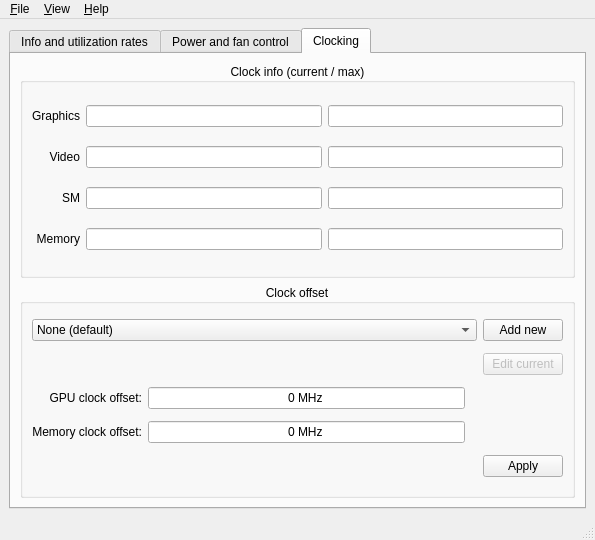
This is ui/mainwindow.ui in AlexandrAlexeev7119/NvCtrl-linux as Qt 5 draws it before an edit. The edited form follows.
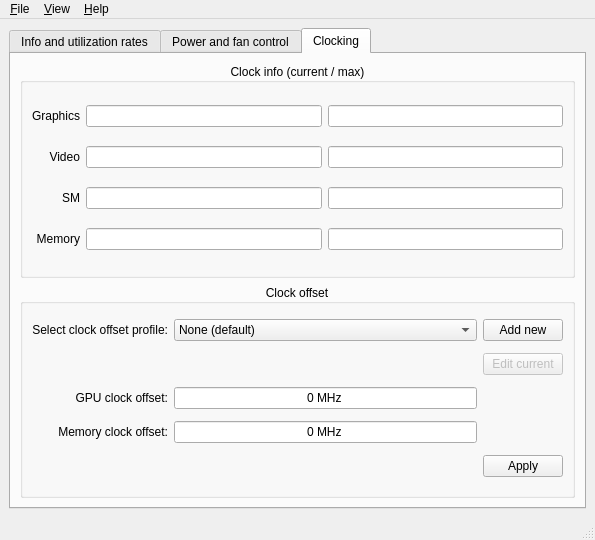
This is the edited form. The open tabs and pages were chosen to show the change. Icons and pictures are not drawn.

Commit message: update: change max clock when applying offsets

The edit to the form file:
```diff
--- a/ui/mainwindow.ui
+++ b/ui/mainwindow.ui
@@ -738,7 +738,111 @@
         <string>Clocking</string>
        </attribute>
        <layout class="QGridLayout" name="gridLayout_9">
-        <item row="0" column="0" colspan="3">
+        <item row="1" column="1" colspan="3">
+         <widget class="QGroupBox" name="groupBox">
+          <property name="title">
+           <string>Clock offset</string>
+          </property>
+          <property name="alignment">
+           <set>Qt::AlignCenter</set>
+          </property>
+          <layout class="QGridLayout" name="gridLayout_8">
+           <item row="6" column="0">
+            <widget class="QLabel" name="label_current_gpu_clock_offset">
+             <property name="text">
+              <string>GPU clock offset:</string>
+             </property>
+             <property name="alignment">
+              <set>Qt::AlignRight|Qt::AlignTrailing|Qt::AlignVCenter</set>
+             </property>
+            </widget>
+           </item>
+           <item row="9" column="0">
+            <widget class="QLabel" name="label_current_mem_clock_offset">
+             <property name="text">
+              <string>Memory clock offset:</string>
+             </property>
+             <property name="alignment">
+              <set>Qt::AlignRight|Qt::AlignTrailing|Qt::AlignVCenter</set>
+             </property>
+            </widget>
+           </item>
+           <item row="6" column="1">
+            <widget class="QLineEdit" name="lineEdit_current_gpu_clock_offset">
+             <property name="text">
+              <string>0 MHz</string>
+             </property>
+             <property name="alignment">
+              <set>Qt::AlignCenter</set>
+             </property>
+             <property name="readOnly">
+              <bool>true</bool>
+             </property>
+            </widget>
+           </item>
+           <item row="5" column="4">
+            <widget class="QPushButton" name="pushButton_edit_curr_clock_offset_profile">
+             <property name="enabled">
+              <bool>false</bool>
+             </property>
+             <property name="text">
+              <string>Edit current</string>
+             </property>
+            </widget>
+           </item>
+           <item row="9" column="1">
+            <widget class="QLineEdit" name="lineEdit_current_mem_clock_offset">
+             <property name="text">
+              <string>0 MHz</string>
+             </property>
+             <property name="alignment">
+              <set>Qt::AlignCenter</set>
+             </property>
+             <property name="readOnly">
+              <bool>true</bool>
+             </property>
+            </widget>
+           </item>
+           <item row="10" column="4">
+            <widget class="QPushButton" name="pushButton_apply_clock_offset">
+             <property name="enabled">
+              <bool>true</bool>
+             </property>
+             <property name="text">
+              <string>Apply</string>
+             </property>
+            </widget>
+           </item>
+           <item row="2" column="0">
+            <widget class="QLabel" name="label_select_clock_offset_profile">
+             <property name="text">
+              <string>Select clock offset profile:</string>
+             </property>
+             <property name="alignment">
+              <set>Qt::AlignRight|Qt::AlignTrailing|Qt::AlignVCenter</set>
+             </property>
+            </widget>
+           </item>
+           <item row="2" column="1">
+            <widget class="QComboBox" name="comboBox_select_clock_offset_profile">
+             <item>
+              <property name="text">
+               <string>None (default)</string>
+              </property>
+             </item>
+            </widget>
+           </item>
+           <item row="2" column="4">
+            <widget class="QPushButton" name="pushButton_add_new_clock_offset_profile">
+             <property name="text">
+              <string>Add new</string>
+             </property>
+            </widget>
+           </item>
+          </layout>
+         </widget>
+        </item>
+        <item row="0" column="1" colspan="3">
          <widget class="QGroupBox" name="groupBox_clock_info">
           <property name="title">
            <string>Clock info (current / max)</string>
@@ -870,100 +974,6 @@
           </layout>
          </widget>
         </item>
-        <item row="1" column="0" colspan="3">
-         <widget class="QGroupBox" name="groupBox">
-          <property name="title">
-           <string>Clock offset</string>
-          </property>
-          <property name="alignment">
-           <set>Qt::AlignCenter</set>
-          </property>
-          <layout class="QGridLayout" name="gridLayout_8">
-           <item row="6" column="0">
-            <widget class="QLabel" name="label_current_gpu_clock_offset">
-             <property name="text">
-              <string>GPU clock offset:</string>
-             </property>
-             <property name="alignment">
-              <set>Qt::AlignRight|Qt::AlignTrailing|Qt::AlignVCenter</set>
-             </property>
-            </widget>
-           </item>
-           <item row="9" column="0">
-            <widget class="QLabel" name="label_current_mem_clock_offset">
-             <property name="text">
-              <string>Memory clock offset:</string>
-             </property>
-             <property name="alignment">
-              <set>Qt::AlignRight|Qt::AlignTrailing|Qt::AlignVCenter</set>
-             </property>
-            </widget>
-           </item>
-           <item row="0" column="0" colspan="4">
-            <widget class="QComboBox" name="comboBox_select_clock_offset_profile">
-             <item>
-              <property name="text">
-               <string>None (default)</string>
-              </property>
-             </item>
-            </widget>
-           </item>
-           <item row="6" column="1">
-            <widget class="QLineEdit" name="lineEdit_current_gpu_clock_offset">
-             <property name="text">
-              <string>0 MHz</string>
-             </property>
-             <property name="alignment">
-              <set>Qt::AlignCenter</set>
-             </property>
-             <property name="readOnly">
-              <bool>true</bool>
-             </property>
-            </widget>
-           </item>
-           <item row="5" column="4">
-            <widget class="QPushButton" name="pushButton_edit_curr_clock_offset_profile">
-             <property name="enabled">
-              <bool>false</bool>
-             </property>
-             <property name="text">
-              <string>Edit current</string>
-             </property>
-            </widget>
-           </item>
-           <item row="9" column="1">
-            <widget class="QLineEdit" name="lineEdit_current_mem_clock_offset">
-             <property name="text">
-              <string>0 MHz</string>
-             </property>
-             <property name="alignment">
-              <set>Qt::AlignCenter</set>
-             </property>
-             <property name="readOnly">
-              <bool>true</bool>
-             </property>
-            </widget>
-           </item>
-           <item row="0" column="4">
-            <widget class="QPushButton" name="pushButton_add_new_clock_offset_profile">
-             <property name="text">
-              <string>Add new</string>
-             </property>
-            </widget>
-           </item>
-           <item row="10" column="4">
-            <widget class="QPushButton" name="pushButton_apply_clock_offset">
-             <property name="enabled">
-              <bool>true</bool>
-             </property>
-             <property name="text">
-              <string>Apply</string>
-             </property>
-            </widget>
-           </item>
-          </layout>
-         </widget>
-        </item>
        </layout>
       </widget>
      </widget>
```
Left out of the diff: 10 changed lines with no effect on the pictures. The commit also changes 1 other file.
